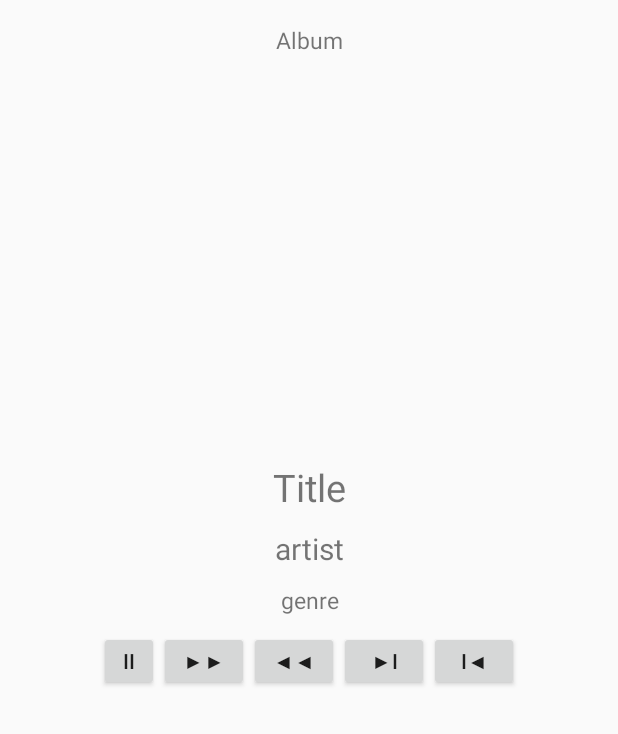
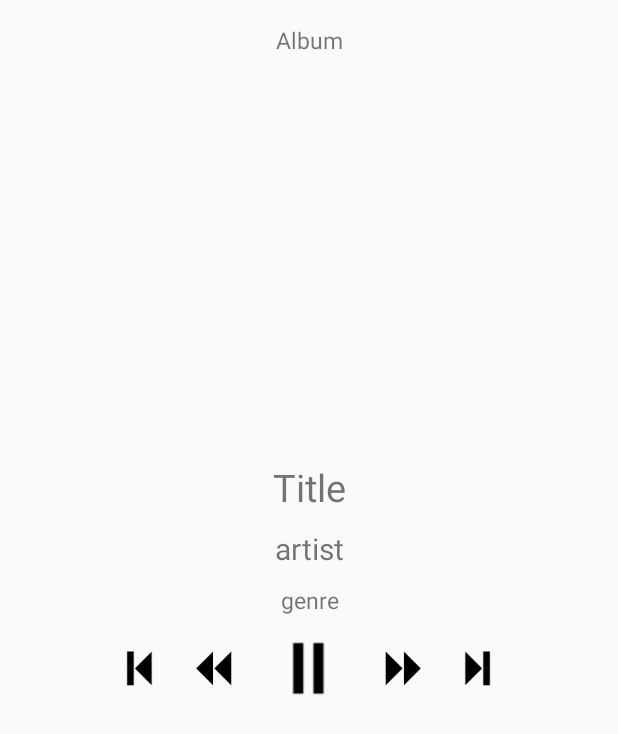
Before and after one commit to Aniruddha-Deb/Jukebox, an Android app: the PlayerActivity screen opened directly, with no data from a screen before it, on a phone screen of 412 x 824 dp. Shown: the top 734 px of the screen. Run offline under Robolectric (Android 15) with nearby library versions, the phone set to English and light mode, and no system bars; 10 statements that could not run were skipped.

Commit message:
big UI improvements

```diff
--- a/app/src/main/res/layout/activity_player.xml
+++ b/app/src/main/res/layout/activity_player.xml
@@ -41,7 +41,8 @@
         android:textSize="25sp"
         android:id="@+id/title"
         android:text="Title"
-        android:layout_gravity="center"/>
+        android:layout_gravity="center"
+        android:lines="1"/>
 
     <Space
         android:layout_width="wrap_content"
@@ -78,35 +79,51 @@
         android:layout_height="match_parent"
         android:layout_gravity="center">
 
-        <Button
-            android:layout_width="40dp"
-            android:layout_height="40dp"
-            android:text="ii"
+        <ImageButton
+            android:layout_width="50dp"
+            android:layout_height="50dp"
+            android:src="@drawable/previous"
+            android:scaleX="0.5"
+            android:scaleY="0.5"
+            android:background="@color/background"
+            android:onClick="previousSong"/>
+
+        <ImageButton
+            android:layout_width="50dp"
+            android:layout_height="50dp"
+            android:src="@drawable/rewind"
+            android:scaleX="0.5"
+            android:scaleY="0.5"
+            android:background="@color/background"
+            android:onClick="rewind"/>
+
+        <ImageButton
+            android:layout_width="75dp"
+            android:layout_height="50dp"
+            android:src="@drawable/pause"
+            android:scaleX="0.75"
+            android:scaleY="0.75"
+            android:tag="false"
+            android:background="@color/background"
             android:onClick="pause"/>
 
-        <Button
-            android:layout_width="60dp"
-            android:layout_height="40dp"
-            android:text="▶▶"
+        <ImageButton
+            android:layout_width="50dp"
+            android:layout_height="50dp"
+            android:src="@drawable/fast_forward"
+            android:scaleX="0.5"
+            android:scaleY="0.5"
+            android:background="@color/background"
             android:onClick="fastForward"/>
 
-        <Button
-            android:layout_width="60dp"
-            android:layout_height="40dp"
-            android:text="◀◀"
-            android:onClick="rewind"/>
-
-        <Button
-            android:layout_width="60dp"
-            android:layout_height="40dp"
-            android:text="▶i"
+        <ImageButton
+            android:layout_width="50dp"
+            android:layout_height="50dp"
+            android:src="@drawable/next"
+            android:scaleX="0.5"
+            android:scaleY="0.5"
+            android:background="@color/background"
             android:onClick="nextSong"/>
-
-        <Button
-            android:layout_width="60dp"
-            android:layout_height="40dp"
-            android:text="i◀"
-            android:onClick="previousSong"/>
 
     </GridLayout>
 </LinearLayout>
--- a/app/src/main/res/values/colors.xml
+++ b/app/src/main/res/values/colors.xml
@@ -1,6 +1,4 @@
 <?xml version="1.0" encoding="utf-8"?>
 <resources>
-    <color name="colorPrimary">#3F51B5</color>
-    <color name="colorPrimaryDark">#303F9F</color>
-    <color name="colorAccent">#FF4081</color>
+    <color name="background">#FAFAFA</color>
 </resources>
```
Also changed, not shown: app/src/main/java/com/sensei/jukebox/PlayerActivity.java (+12 -4 lines), app/src/main/res/layout/activity_player_xhdpi.xml (+41 -24 lines), app/src/main/res/drawable/fast_forward.png (added), app/src/main/res/drawable/next.png (added), app/src/main/res/drawable/pause.png (added), app/src/main/res/drawable/play.png (added), app/src/main/res/drawable/previous.png (added), app/src/main/res/drawable/rewind.png (added).
